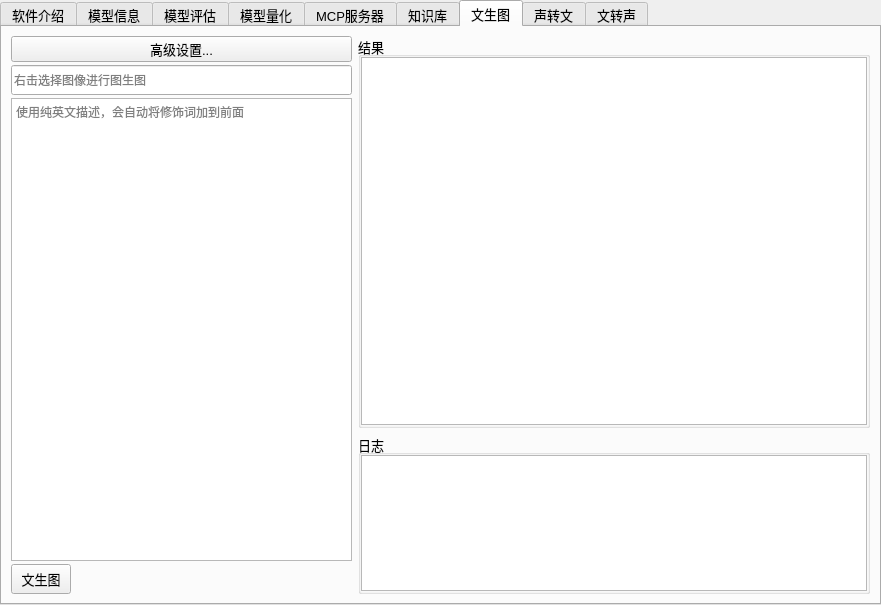
The window that src/expend/expend.ui (ylsdamxssjxxdd/eva) describes before a commit, drawn with Qt 5.
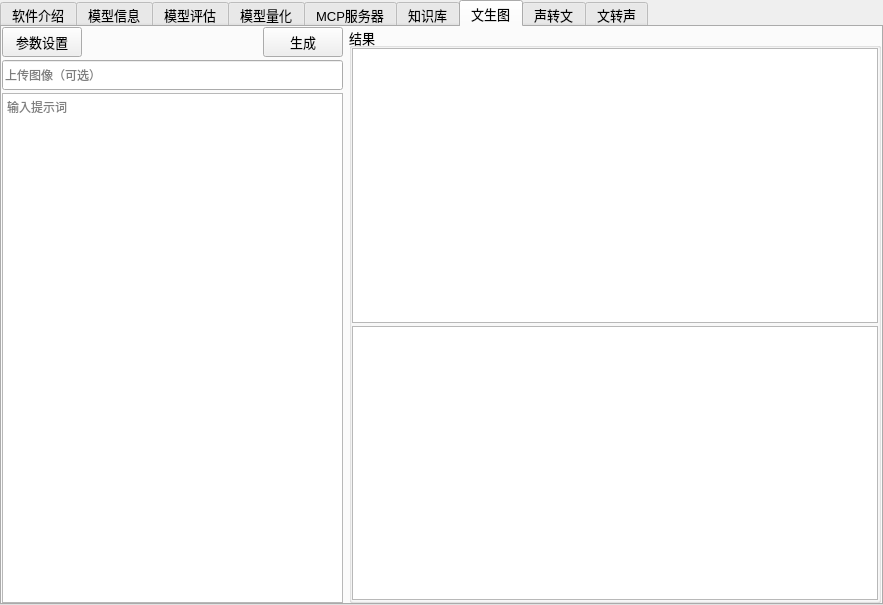
The same window after the commit. Custom widgets are drawn as their Qt base class.

Commit message: 优化文生图

Patch:
```diff
--- a/src/expend/expend.ui
+++ b/src/expend/expend.ui
@@ -6,7 +6,7 @@
    <rect>
     <x>0</x>
     <y>0</y>
-    <width>862</width>
+    <width>883</width>
     <height>605</height>
    </rect>
   </property>
@@ -2015,7 +2015,19 @@
       <attribute name="title">
        <string>文生图</string>
       </attribute>
-      <layout class="QHBoxLayout" name="horizontalLayout_3">
+      <layout class="QHBoxLayout" name="horizontalLayout_18">
+       <property name="leftMargin">
+        <number>0</number>
+       </property>
+       <property name="topMargin">
+        <number>0</number>
+       </property>
+       <property name="rightMargin">
+        <number>0</number>
+       </property>
+       <property name="bottomMargin">
+        <number>0</number>
+       </property>
        <item>
         <widget class="QFrame" name="sd_settings">
          <property name="minimumSize">
@@ -2056,23 +2068,59 @@
            <number>0</number>
           </property>
           <item>
-           <widget class="QPushButton" name="sd_open_params_button">
-            <property name="minimumSize">
-             <size>
-              <width>100</width>
-              <height>26</height>
-             </size>
-            </property>
-            <property name="maximumSize">
-             <size>
-              <width>16777215</width>
-              <height>26</height>
-             </size>
-            </property>
-            <property name="text">
-             <string>高级设置...</string>
-            </property>
-           </widget>
+           <layout class="QHBoxLayout" name="horizontalLayout_3">
+            <item>
+             <widget class="QPushButton" name="sd_open_params_button">
+              <property name="minimumSize">
+               <size>
+                <width>80</width>
+                <height>30</height>
+               </size>
+              </property>
+              <property name="maximumSize">
+               <size>
+                <width>80</width>
+                <height>30</height>
+               </size>
+              </property>
+              <property name="text">
+               <string>参数设置</string>
+              </property>
+             </widget>
+            </item>
+            <item>
+             <spacer name="horizontalSpacer_2">
+              <property name="orientation">
+               <enum>Qt::Horizontal</enum>
+              </property>
+              <property name="sizeHint" stdset="0">
+               <size>
+                <width>40</width>
+                <height>20</height>
+               </size>
+              </property>
+             </spacer>
+            </item>
+            <item>
+             <widget class="QPushButton" name="sd_draw_pushButton">
+              <property name="minimumSize">
+               <size>
+                <width>80</width>
+                <height>30</height>
+               </size>
+              </property>
+              <property name="maximumSize">
+               <size>
+                <width>80</width>
+                <height>30</height>
+               </size>
+              </property>
+              <property name="text">
+               <string>生成</string>
+              </property>
+             </widget>
+            </item>
+           </layout>
           </item>
           <item>
            <widget class="QLineEdit" name="sd_img2img_lineEdit">
@@ -2095,7 +2143,7 @@
              </font>
             </property>
             <property name="placeholderText">
-             <string>右击选择图像进行图生图</string>
+             <string>上传图像（可选）</string>
             </property>
            </widget>
           </item>
@@ -2114,26 +2162,7 @@
              <number>0</number>
             </property>
             <property name="placeholderText">
-             <string>使用纯英文描述，会自动将修饰词加到前面</string>
-            </property>
-           </widget>
-          </item>
-          <item>
-           <widget class="QPushButton" name="sd_draw_pushButton">
-            <property name="minimumSize">
-             <size>
-              <width>60</width>
-              <height>30</height>
-             </size>
-            </property>
-            <property name="maximumSize">
-             <size>
-              <width>60</width>
-              <height>30</height>
-             </size>
-            </property>
-            <property name="text">
-             <string>文生图</string>
+             <string>输入提示词</string>
             </property>
            </widget>
           </item>
@@ -2210,42 +2239,6 @@
                </property>
               </widget>
              </item>
-            </layout>
-           </widget>
-          </item>
-          <item>
-           <widget class="QGroupBox" name="sd_log_groupBox">
-            <property name="minimumSize">
-             <size>
-              <width>0</width>
-              <height>160</height>
-             </size>
-            </property>
-            <property name="maximumSize">
-             <size>
-              <width>16777215</width>
-              <height>160</height>
-             </size>
-            </property>
-            <property name="title">
-             <string>日志</string>
-            </property>
-            <layout class="QHBoxLayout" name="horizontalLayout_25">
-             <property name="spacing">
-              <number>3</number>
-             </property>
-             <property name="leftMargin">
-              <number>0</number>
-             </property>
-             <property name="topMargin">
-              <number>0</number>
-             </property>
-             <property name="rightMargin">
-              <number>0</number>
-             </property>
-             <property name="bottomMargin">
-              <number>0</number>
-             </property>
              <item>
               <widget class="QPlainTextEdit" name="sd_log">
                <property name="minimumSize">
@@ -2257,7 +2250,7 @@
                <property name="maximumSize">
                 <size>
                  <width>16777215</width>
-                 <height>16777215</height>
+                 <height>300</height>
                 </size>
                </property>
                <property name="font">
```
The commit also changes 3 other files.
